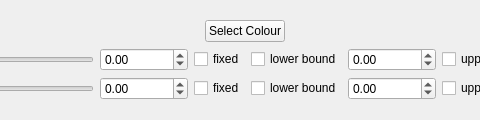
Old version of the form pensant/ui/exponentialModelFitParameters.ui in the repository syncope/pensant; both pictures show x 463 to 943 and y 0 to 120 of the 1103 by 120 pixel window.
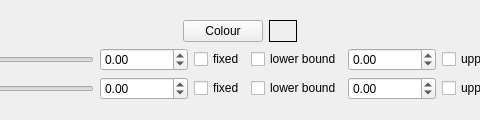
New version of the form.

Commit message: + implemented new ui element to display colour; plus code changes ++ in addition: update annual copyright info

```diff
--- a/pensant/ui/exponentialModelFitParameters.ui
+++ b/pensant/ui/exponentialModelFitParameters.ui
@@ -54,7 +54,17 @@
        <item>
         <widget class="QPushButton" name="chooseColourButton">
          <property name="text">
-          <string>Select Colour</string>
+          <string>Colour</string>
+         </property>
+        </widget>
+       </item>
+       <item>
+        <widget class="QLabel" name="colourDisplay">
+         <property name="frameShape">
+          <enum>QFrame::Box</enum>
+         </property>
+         <property name="text">
+          <string>      </string>
          </property>
         </widget>
        </item>
```
The commit also changes 13 other files.
